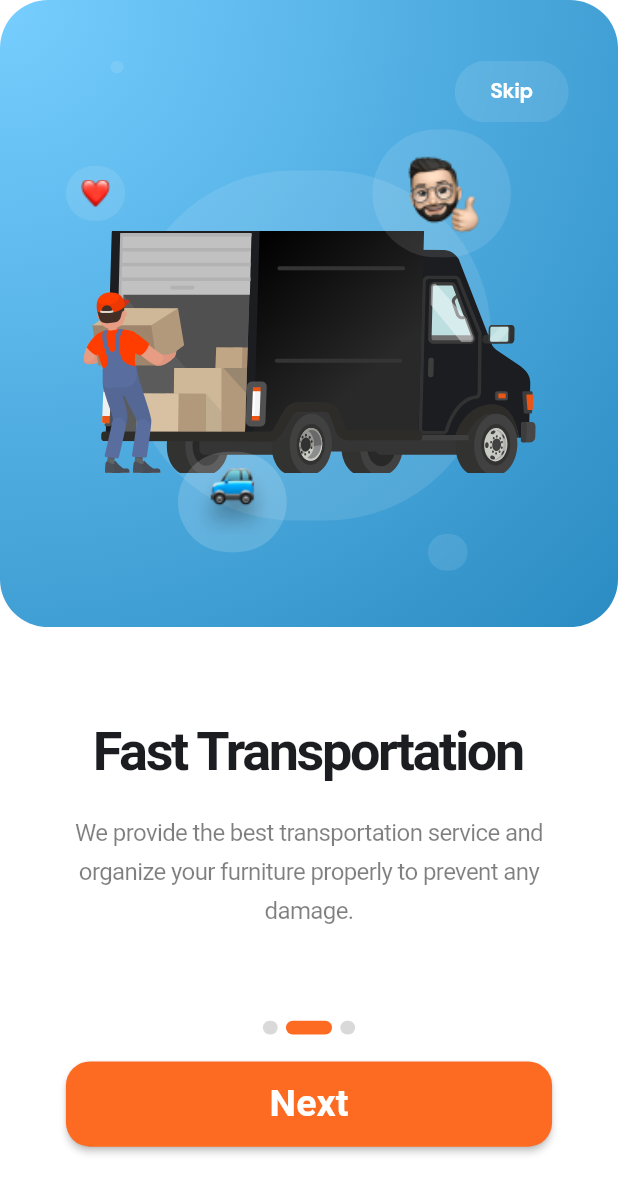
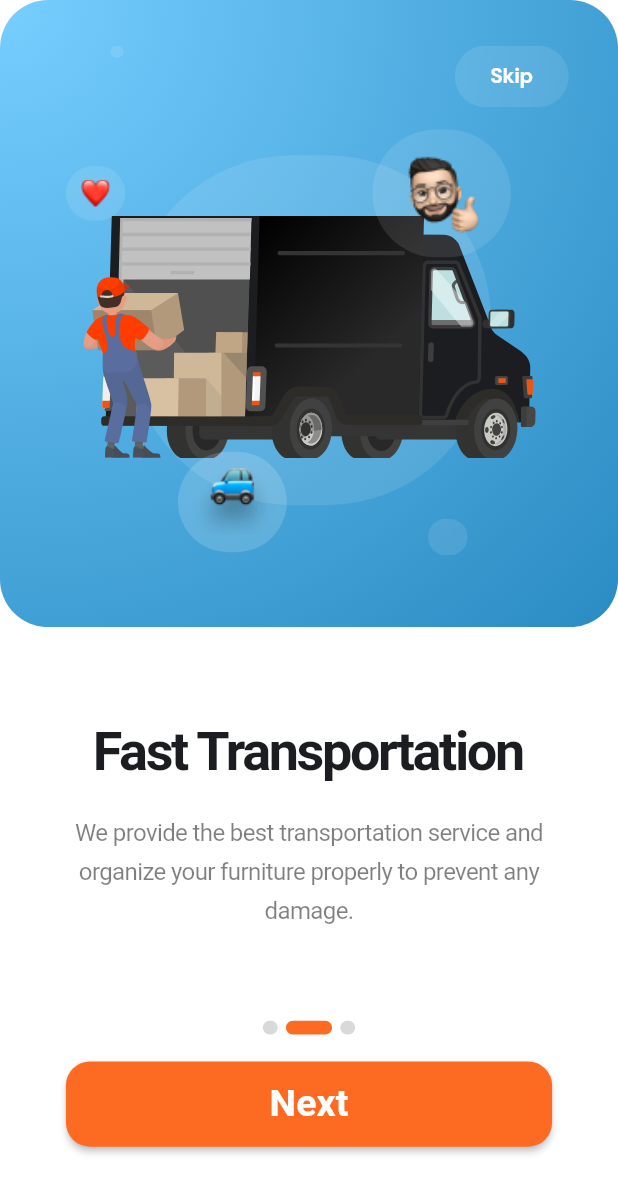
Before and after one commit to mirfozil96/rbc_control, a Flutter app: the screen it shows after launch, after a tap on "Next", on a phone screen of 412 x 824 dp. Shown: the top 1194 px of the screen. Run offline on Flutter 3.47's test engine with Material 3 defaults, Android fonts, the phone set to English and light mode, and no system bars; our stand-ins replace firebase_core, flutter_riverpod, flutter_screenutil, flutter_svg, go_router, google_fonts; missing offline and left inert: d_navigation_bar; accounts and stored records are empty.

Commit message:
Crash fixed in onboarding

```diff
--- a/lib/presentation/views/home/home_page.dart
+++ b/lib/presentation/views/home/home_page.dart
@@ -1,6 +1,5 @@
 import 'package:flutter/material.dart';
 
-import '../../widgets/custom_bottom_navigation_bar.dart';
 
 class HomeView extends StatelessWidget {
   const HomeView({super.key});
--- a/lib/presentation/widgets/custom_onboarding_container_one.dart
+++ b/lib/presentation/widgets/custom_onboarding_container_one.dart
@@ -26,7 +26,7 @@ class CustomOnboardingContainerOne extends StatelessWidget {
         child: Stack(
           children: [
             Container(
-              padding: EdgeInsets.fromLTRB(30.w, 40.h, 30.w, 39.h),
+              padding: EdgeInsets.fromLTRB(30.w, 30.h, 30.w, 30.h),
               child: Column(
                 mainAxisAlignment: MainAxisAlignment.start,
                 crossAxisAlignment: CrossAxisAlignment.center,
--- a/lib/presentation/widgets/custom_onboarding_container_two.dart
+++ b/lib/presentation/widgets/custom_onboarding_container_two.dart
@@ -26,7 +26,7 @@ class CustomOnboardingContainerTwo extends StatelessWidget {
         child: Stack(
           children: [
             Container(
-              padding: EdgeInsets.fromLTRB(30.w, 40.h, 30.w, 39.h),
+              padding: EdgeInsets.fromLTRB(30.w, 30.h, 30.w, 30.h),
               child: Column(
                 mainAxisAlignment: MainAxisAlignment.start,
                 crossAxisAlignment: CrossAxisAlignment.center,
```
